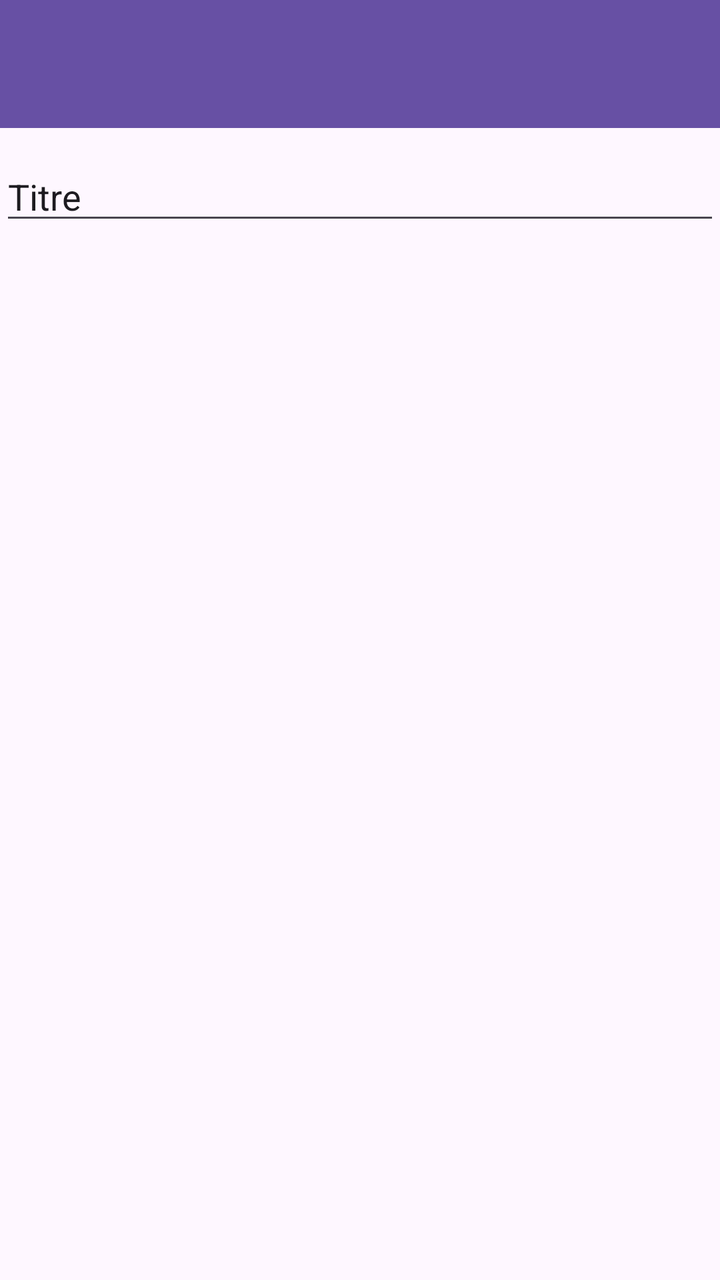
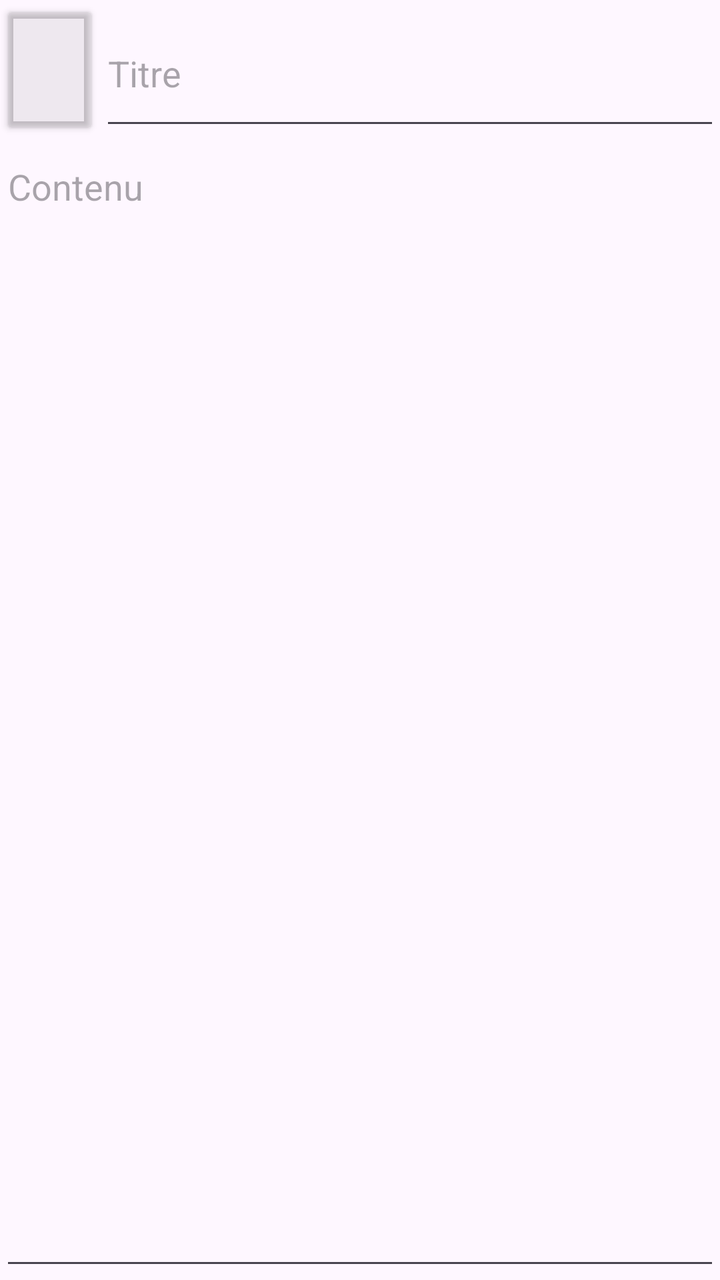

An Android layout rendered at two revisions. The XML below is the earlier revision; the diff shows what the commit changed to produce the second picture.
<!-- AndroidManifest.xml: application theme Theme.Notty -->
<!-- res/layout/activity_create_note.xml -->
<?xml version="1.0" encoding="utf-8"?>
<androidx.constraintlayout.widget.ConstraintLayout xmlns:android="http://schemas.android.com/apk/res/android"
    xmlns:app="http://schemas.android.com/apk/res-auto"
    xmlns:tools="http://schemas.android.com/tools"
    android:id="@+id/main"
    android:layout_width="match_parent"
    android:layout_height="match_parent"
    tools:context=".CreateNoteActivity">

    <androidx.appcompat.widget.Toolbar
        android:id="@+id/toolbar"
        android:layout_width="match_parent"
        android:layout_height="wrap_content"
        android:background="?attr/colorPrimary"
        android:minHeight="?attr/actionBarSize"
        android:theme="?attr/actionBarTheme"
        app:layout_constraintEnd_toEndOf="parent"
        app:layout_constraintStart_toStartOf="parent"
        app:layout_constraintTop_toTopOf="parent" />

    <EditText
        android:id="@+id/id_edit_title"
        android:layout_width="0dp"
        android:layout_height="wrap_content"
        android:layout_marginTop="76dp"
        android:ems="10"
        android:inputType="text"
        android:text="Titre"
        app:layout_constraintEnd_toEndOf="@id/toolbar"
        app:layout_constraintHorizontal_bias="0.0"
        app:layout_constraintStart_toStartOf="parent"
        app:layout_constraintTop_toTopOf="parent" />

    <EditText
        android:id="@+id/id_edit_body"
        android:layout_width="0dp"
        android:layout_height="wrap_content"
        android:layout_marginTop="128dp"
        android:ems="10"
        android:inputType="text"
        android:text="Contenue"
        app:layout_constraintEnd_toStartOf="@id/id_edit_title"
        app:layout_constraintHorizontal_bias="0.0"
        app:layout_constraintStart_toStartOf="parent"
        app:layout_constraintTop_toTopOf="parent" />

</androidx.constraintlayout.widget.ConstraintLayout>
<!-- resources referenced by this layout -->
<resources>
  <style name="Theme.Notty" parent="Base.Theme.Notty" />
  <style name="Base.Theme.Notty" parent="Theme.Material3.DayNight.NoActionBar">
          
          
      </style>
</resources>

<!-- the commit's change to res/layout/activity_create_note.xml (unified diff, before → after) -->
@@ -1,47 +1,46 @@
 <?xml version="1.0" encoding="utf-8"?>
-<androidx.constraintlayout.widget.ConstraintLayout xmlns:android="http://schemas.android.com/apk/res/android"
+<LinearLayout xmlns:android="http://schemas.android.com/apk/res/android"
     xmlns:app="http://schemas.android.com/apk/res-auto"
     xmlns:tools="http://schemas.android.com/tools"
     android:id="@+id/main"
     android:layout_width="match_parent"
     android:layout_height="match_parent"
+    android:background="#00E60000"
+    android:gravity="center"
+    android:orientation="vertical"
     tools:context=".CreateNoteActivity">
 
-    <androidx.appcompat.widget.Toolbar
-        android:id="@+id/toolbar"
+    <LinearLayout
         android:layout_width="match_parent"
-        android:layout_height="wrap_content"
-        android:background="?attr/colorPrimary"
-        android:minHeight="?attr/actionBarSize"
-        android:theme="?attr/actionBarTheme"
-        app:layout_constraintEnd_toEndOf="parent"
-        app:layout_constraintStart_toStartOf="parent"
-        app:layout_constraintTop_toTopOf="parent" />
+        android:layout_height="70dp"
+        android:orientation="horizontal">
 
-    <EditText
-        android:id="@+id/id_edit_title"
-        android:layout_width="0dp"
-        android:layout_height="wrap_content"
-        android:layout_marginTop="76dp"
-        android:ems="10"
-        android:inputType="text"
-        android:text="Titre"
-        app:layout_constraintEnd_toEndOf="@id/toolbar"
-        app:layout_constraintHorizontal_bias="0.0"
-        app:layout_constraintStart_toStartOf="parent"
-        app:layout_constraintTop_toTopOf="parent" />
+        <Button
+            android:id="@+id/id_btn_backHome"
+            android:layout_width="50dp"
+            android:layout_height="match_parent"
+            android:backgroundTint="#10000000"
+            android:gravity="center" />
+
+        <EditText
+            android:id="@+id/id_edit_title"
+            android:layout_width="match_parent"
+            android:layout_height="match_parent"
+            android:ems="10"
+            android:hint="Titre"
+            android:inputType="text" />
+    </LinearLayout>
 
     <EditText
         android:id="@+id/id_edit_body"
-        android:layout_width="0dp"
-        android:layout_height="wrap_content"
-        android:layout_marginTop="128dp"
+        android:layout_width="match_parent"
+        android:layout_height="match_parent"
+        android:layout_marginTop="1dp"
         android:ems="10"
-        android:inputType="text"
-        android:text="Contenue"
-        app:layout_constraintEnd_toStartOf="@id/id_edit_title"
-        app:layout_constraintHorizontal_bias="0.0"
-        app:layout_constraintStart_toStartOf="parent"
-        app:layout_constraintTop_toTopOf="parent" />
+        android:gravity="top"
+        android:hint="Contenu"
+        android:inputType="textMultiLine"
+        android:scrollbars="vertical"
+        android:scrollHorizontally="false" />
 
-</androidx.constraintlayout.widget.ConstraintLayout>
+</LinearLayout>
